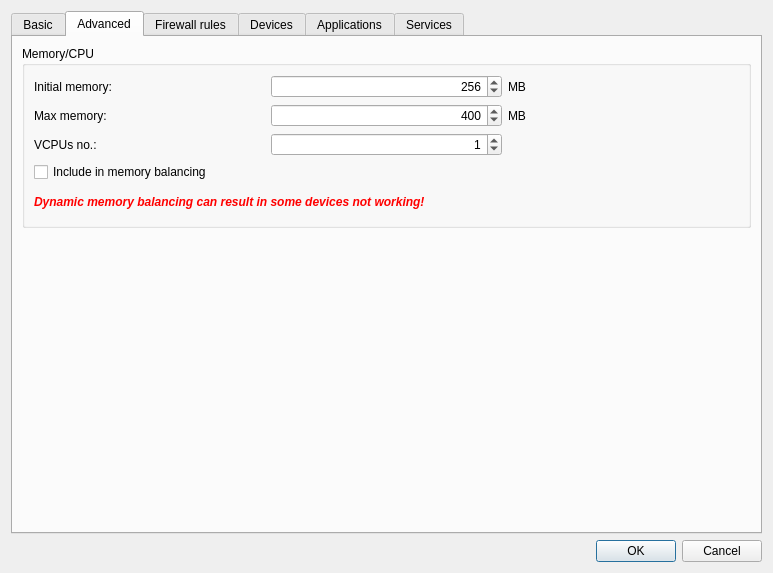
QubesOS/qubes-manager, file ui/settingsdlg.ui: the form before one commit.
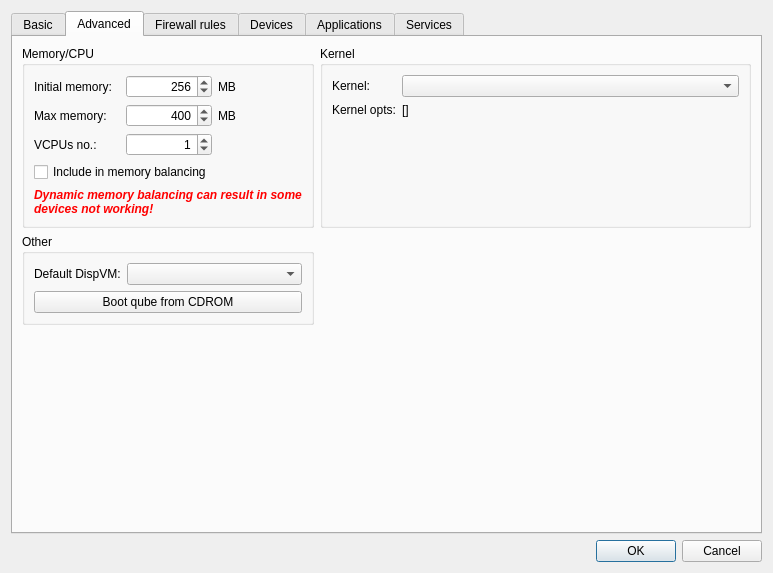
The form after the commit. The open tabs and pages were chosen to show the change. Icons and pictures are not drawn.

Commit message:
Added gui for booting VM from CDROM/block device.
Available via command line (qubes-vm-boot-from-device) and
from a button in VM Settings/Advanced.

Patch:
```diff
--- a/ui/settingsdlg.ui
+++ b/ui/settingsdlg.ui
@@ -383,6 +383,99 @@
          <string>Advanced</string>
         </attribute>
         <layout class="QGridLayout" name="gridLayout_9">
+         <item row="0" column="1" rowspan="2" colspan="2">
+          <layout class="QVBoxLayout" name="verticalLayout_4">
+           <property name="sizeConstraint">
+            <enum>QLayout::SetDefaultConstraint</enum>
+           </property>
+           <property name="bottomMargin">
+            <number>0</number>
+           </property>
+           <item>
+            <widget class="QGroupBox" name="kernel_groupbox">
+             <property name="enabled">
+              <bool>true</bool>
+             </property>
+             <property name="sizePolicy">
+              <sizepolicy hsizetype="Minimum" vsizetype="Preferred">
+               <horstretch>0</horstretch>
+               <verstretch>0</verstretch>
+              </sizepolicy>
+             </property>
+             <property name="title">
+              <string>Kernel</string>
+             </property>
+             <layout class="QFormLayout" name="formLayout_9">
+              <property name="fieldGrowthPolicy">
+               <enum>QFormLayout::AllNonFixedFieldsGrow</enum>
+              </property>
+              <item row="0" column="0">
+               <widget class="QLabel" name="label_19">
+                <property name="text">
+                 <string>Kernel:</string>
+                </property>
+                <property name="buddy">
+                 <cstring>kernel</cstring>
+                </property>
+               </widget>
+              </item>
+              <item row="0" column="1">
+               <widget class="QComboBox" name="kernel"/>
+              </item>
+              <item row="1" column="0">
+               <widget class="QLabel" name="label_20">
+                <property name="text">
+                 <string>Kernel opts:</string>
+                </property>
+               </widget>
+              </item>
+              <item row="1" column="1">
+               <widget class="QLabel" name="kernel_opts">
+                <property name="font">
+                 <font>
+                  <weight>50</weight>
+                  <bold>false</bold>
+                 </font>
+                </property>
+                <property name="text">
+                 <string>[]</string>
+                </property>
+               </widget>
+              </item>
+             </layout>
+            </widget>
+           </item>
+          </layout>
+         </item>
+         <item row="2" column="0">
+          <widget class="QGroupBox" name="other_groupbox">
+           <property name="title">
+            <string>Other</string>
+           </property>
+           <layout class="QFormLayout" name="formLayout_2">
+            <item row="1" column="0">
+             <widget class="QLabel" name="label_26">
+              <property name="text">
+               <string>Default DispVM:</string>
+              </property>
+              <property name="buddy">
+               <cstring>default_dispvm</cstring>
+              </property>
+             </widget>
+            </item>
+            <item row="1" column="1">
+             <widget class="QComboBox" name="default_dispvm"/>
+            </item>
+            <item row="2" column="0" colspan="2">
+             <widget class="QPushButton" name="bootFromDeviceButton">
+              <property name="text">
+               <string>Boot qube from CDROM</string>
+              </property>
+             </widget>
+            </item>
+           </layout>
+          </widget>
+         </item>
          <item row="0" column="0" rowspan="2">
           <widget class="QGroupBox" name="groupBox_2">
            <property name="enabled">
```
Left out of the diff: 7 changed lines with no effect on the pictures. The commit also changes 6 other files.
